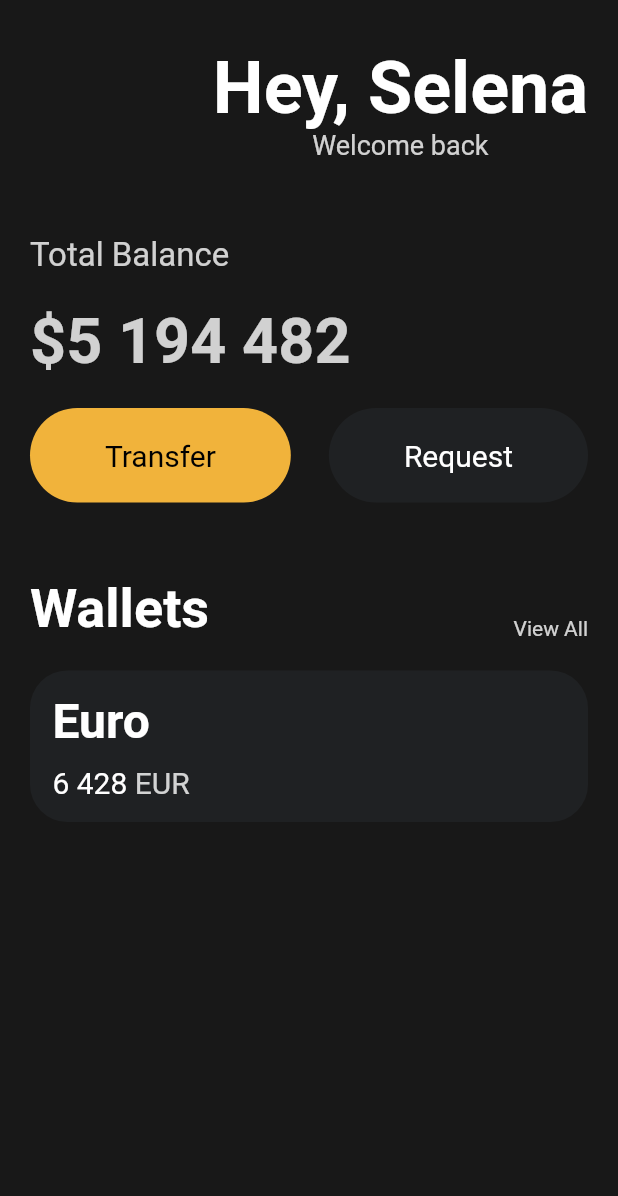
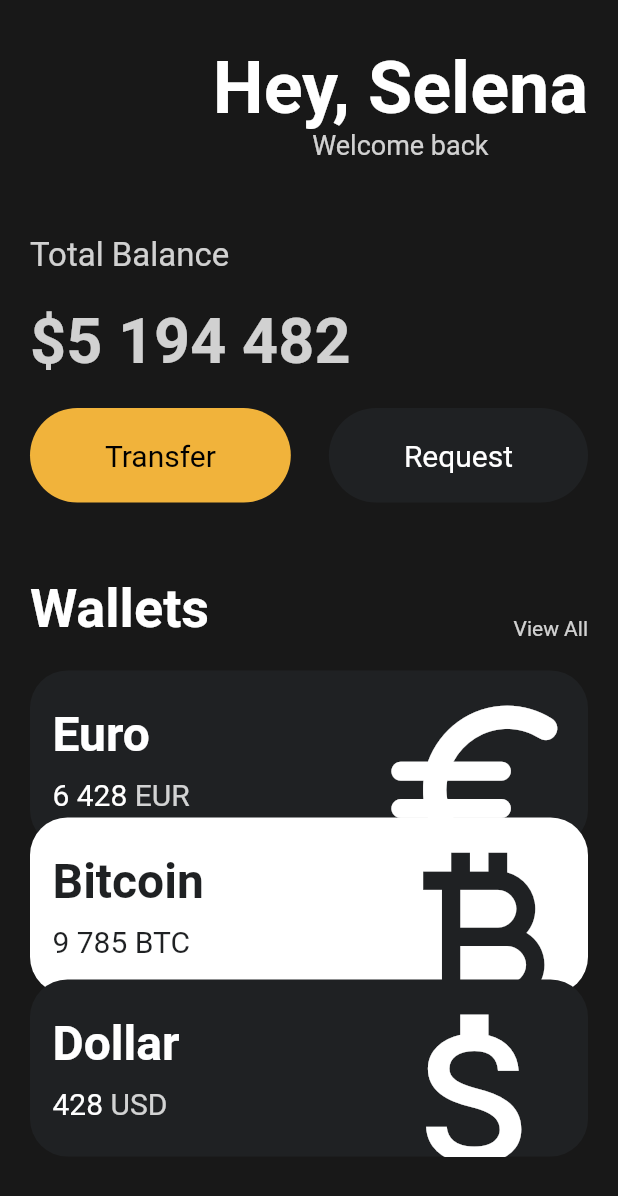
Before and after one commit to gonnabea/flutter-mini, a Flutter app: the screen it shows after launch, on a phone screen of 412 x 824 dp. Shown: the top 1196 px of the screen. Run offline on Flutter 3.47's test engine with Material 2 defaults, Android fonts, the phone set to English and light mode, and no system bars.

Commit message:
[ADD] 3.8 Reusable Cards

```diff
--- a/lib/main.dart
+++ b/lib/main.dart
@@ -1,5 +1,6 @@
 import 'package:flutter/material.dart';
 import 'package:toonflix/widgets/Button.dart';
+import 'package:toonflix/widgets/currency_card.dart';
 
 class Player {
   String? name;
@@ -19,7 +20,8 @@ class App extends StatelessWidget {
     return MaterialApp(
       home: Scaffold(
         backgroundColor: const Color(0xFF181818),
-        body: Padding(
+        body: SingleChildScrollView(
+          child: Padding(
             padding: const EdgeInsets.symmetric(horizontal: 20),
             child: Column(
               crossAxisAlignment: CrossAxisAlignment.start,
@@ -105,46 +107,35 @@ class App extends StatelessWidget {
                 const SizedBox(
                   height: 20,
                 ),
-              Container(
-                  decoration: BoxDecoration(
-                    color: const Color(0xFF1F2123),
-                    borderRadius: BorderRadius.circular(25),
+                const CurrencyCard(
+                  name: 'Euro',
+                  code: 'EUR',
+                  amount: '6 428',
+                  icon: Icons.euro_rounded,
+                  isInverted: false,
                 ),
-                  child: Padding(
-                    padding: const EdgeInsets.all(15),
-                    child: Row(
-                      children: [
-                        Column(
-                          crossAxisAlignment: CrossAxisAlignment.start,
-                          children: [
-                            const Text('Euro',
-                                style: TextStyle(
-                                    color: Colors.white,
-                                    fontSize: 32,
-                                    fontWeight: FontWeight.w600)),
-                            const SizedBox(
-                              height: 10,
+                Transform.translate(
+                  offset: const Offset(0, -20),
+                  child: const CurrencyCard(
+                    name: 'Bitcoin',
+                    code: 'BTC',
+                    amount: '9 785',
+                    icon: Icons.currency_bitcoin,
+                    isInverted: true,
                   ),
-                            Row(
-                              children: [
-                                const Text('6 428',
-                                    style: TextStyle(
-                                        color: Colors.white, fontSize: 20)),
-                                const SizedBox(
-                                  width: 5,
                 ),
-                                Text('EUR',
-                                    style: TextStyle(
-                                        color: Colors.white.withOpacity(0.8),
-                                        fontSize: 20))
-                              ],
-                            )
-                          ],
-                        )
+                Transform.translate(
+                  offset: const Offset(0, -30),
+                  child: const CurrencyCard(
+                    name: 'Dollar',
+                    code: 'USD',
+                    amount: '428',
+                    icon: Icons.attach_money_outlined,
+                    isInverted: false,
+                  ),
+                ),
               ],
             ),
-                  ))
-            ],
           ),
         ),
       ),
--- /dev/null
+++ b/lib/widgets/currency_card.dart
@@ -0,0 +1,76 @@
+import 'package:flutter/material.dart';
+
+class CurrencyCard extends StatelessWidget {
+  final String name, code, amount;
+  final IconData icon;
+  final bool isInverted;
+
+  final _blackColor = const Color(0xFF1F2123);
+
+  const CurrencyCard(
+      {super.key,
+      required this.name,
+      required this.code,
+      required this.amount,
+      required this.icon,
+      required this.isInverted});
+
+  @override
+  Widget build(BuildContext context) {
+    return Container(
+        clipBehavior: Clip.hardEdge,
+        decoration: BoxDecoration(
+          color: isInverted ? Colors.white : _blackColor,
+          borderRadius: BorderRadius.circular(25),
+        ),
+        child: Padding(
+          padding: const EdgeInsets.all(15),
+          child: Row(
+            mainAxisAlignment: MainAxisAlignment.spaceBetween,
+            children: [
+              Column(
+                crossAxisAlignment: CrossAxisAlignment.start,
+                children: [
+                  Text(name,
+                      style: TextStyle(
+                          color: isInverted ? _blackColor : Colors.white,
+                          fontSize: 32,
+                          fontWeight: FontWeight.w600)),
+                  const SizedBox(
+                    height: 10,
+                  ),
+                  Row(
+                    children: [
+                      Text(amount,
+                          style: TextStyle(
+                              color: isInverted ? _blackColor : Colors.white,
+                              fontSize: 20)),
+                      const SizedBox(
+                        width: 5,
+                      ),
+                      Text(code,
+                          style: TextStyle(
+                              color: isInverted
+                                  ? _blackColor
+                                  : Colors.white.withOpacity(0.8),
+                              fontSize: 20))
+                    ],
+                  ),
+                ],
+              ),
+              Transform.scale(
+                scale: 1.7,
+                child: Transform.translate(
+                  offset: const Offset(-8, 12),
+                  child: Icon(
+                    icon,
+                    color: isInverted ? _blackColor : Colors.white,
+                    size: 88,
+                  ),
+                ),
+              ),
+            ],
+          ),
+        ));
+  }
+}
```
Lines whose indentation alone changed are shown as unchanged.
